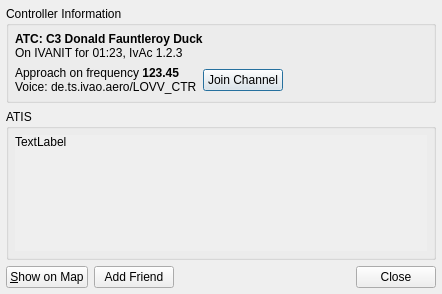
Above: QuteScoop/gui/ControllerDetails.ui from qutescoop/qutescoop before the change. Below: the same form after it.
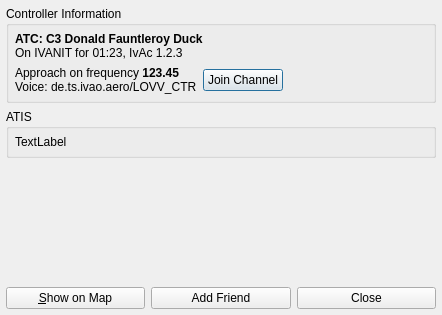
That is the form after the change. Icons and pictures are not drawn.

The edit to the form file:
```diff
--- a/QuteScoop/gui/ControllerDetails.ui
+++ b/QuteScoop/gui/ControllerDetails.ui
@@ -1,24 +1,29 @@
 <?xml version="1.0" encoding="UTF-8"?>
 <ui version="4.0">
  <class>ControllerDetails</class>
- <widget class="QDialog" name="ControllerDetails">
-  <property name="geometry">
+ <widget class="QDialog" name="ControllerDetails" >
+  <property name="geometry" >
    <rect>
     <x>0</x>
     <y>0</y>
     <width>442</width>
-    <height>294</height>
+    <height>315</height>
    </rect>
   </property>
   <property name="windowTitle">
    <string>Dialog</string>
   </property>
-  <property name="windowIcon">
-   <iconset resource="Resources.qrc">
-    <normaloff>:/icons/qutescoop.png</normaloff>:/icons/qutescoop.png</iconset>
-  </property>
-  <layout class="QVBoxLayout">
-   <property name="margin">
+  <layout class="QVBoxLayout" >
+   <property name="leftMargin" >
+    <number>6</number>
+   </property>
+   <property name="topMargin" >
+    <number>6</number>
+   </property>
+   <property name="rightMargin" >
+    <number>6</number>
+   </property>
+   <property name="bottomMargin" >
     <number>6</number>
    </property>
    <item>
@@ -85,56 +90,53 @@
      <property name="title">
       <string>ATIS</string>
      </property>
-     <layout class="QVBoxLayout">
-      <property name="margin">
+     <layout class="QVBoxLayout" >
+      <property name="leftMargin" >
+       <number>6</number>
+      </property>
+      <property name="topMargin" >
+       <number>6</number>
+      </property>
+      <property name="rightMargin" >
+       <number>6</number>
+      </property>
+      <property name="bottomMargin" >
        <number>6</number>
       </property>
       <item>
-       <widget class="QScrollArea" name="scrollArea">
-        <property name="frameShape">
-         <enum>QFrame::NoFrame</enum>
+       <widget class="QLabel" name="lblAtis" >
+        <property name="text" >
+         <string>TextLabel</string>
         </property>
-        <property name="widgetResizable">
+        <property name="alignment" >
+         <set>Qt::AlignLeading|Qt::AlignLeft|Qt::AlignTop</set>
+        </property>
+        <property name="wordWrap" >
          <bool>true</bool>
         </property>
-        <widget class="QWidget" name="scrollAreaWidgetContents">
-         <property name="geometry">
-          <rect>
-           <x>0</x>
-           <y>0</y>
-           <width>410</width>
-           <height>88</height>
-          </rect>
-         </property>
-         <layout class="QVBoxLayout" name="verticalLayout">
-          <property name="margin">
-           <number>0</number>
-          </property>
-          <item>
-           <widget class="QLabel" name="lblAtis">
-            <property name="text">
-             <string>TextLabel</string>
-            </property>
-            <property name="alignment">
-             <set>Qt::AlignLeading|Qt::AlignLeft|Qt::AlignTop</set>
-            </property>
-            <property name="wordWrap">
-             <bool>true</bool>
-            </property>
-            <property name="textInteractionFlags">
-             <set>Qt::LinksAccessibleByMouse|Qt::TextSelectableByKeyboard|Qt::TextSelectableByMouse</set>
-            </property>
-           </widget>
-          </item>
-         </layout>
-        </widget>
+        <property name="textInteractionFlags" >
+         <set>Qt::LinksAccessibleByMouse|Qt::NoTextInteraction|Qt::TextSelectableByKeyboard|Qt::TextSelectableByMouse</set>
+        </property>
        </widget>
       </item>
      </layout>
     </widget>
    </item>
    <item>
-    <layout class="QHBoxLayout">
+    <spacer>
+     <property name="orientation" >
+      <enum>Qt::Vertical</enum>
+     </property>
+     <property name="sizeHint" >
+      <size>
+       <width>422</width>
+       <height>61</height>
+      </size>
+     </property>
+    </spacer>
+   </item>
+   <item>
+    <layout class="QHBoxLayout" >
      <item>
       <widget class="QPushButton" name="buttonShowOnMap">
        <property name="text">
@@ -156,9 +158,12 @@
       </widget>
      </item>
      <item>
-      <widget class="QDialogButtonBox" name="buttonBox">
-       <property name="standardButtons">
-        <set>QDialogButtonBox::Close</set>
+      <widget class="QPushButton" name="buttonClose" >
+       <property name="text" >
+        <string>Close</string>
+       </property>
+       <property name="shortcut" >
+        <string>Esc</string>
        </property>
       </widget>
      </item>
```
Left out of the diff: 110 changed lines with no effect on the pictures.
